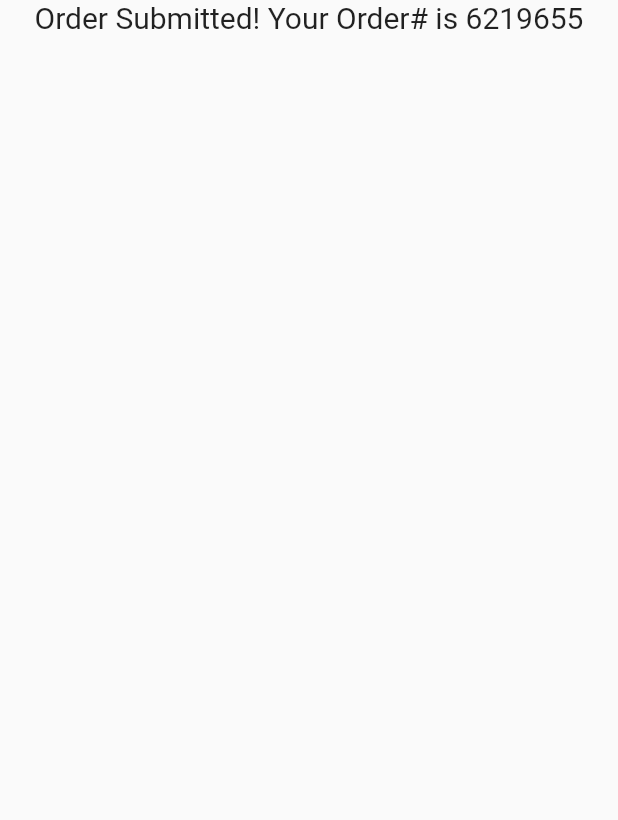
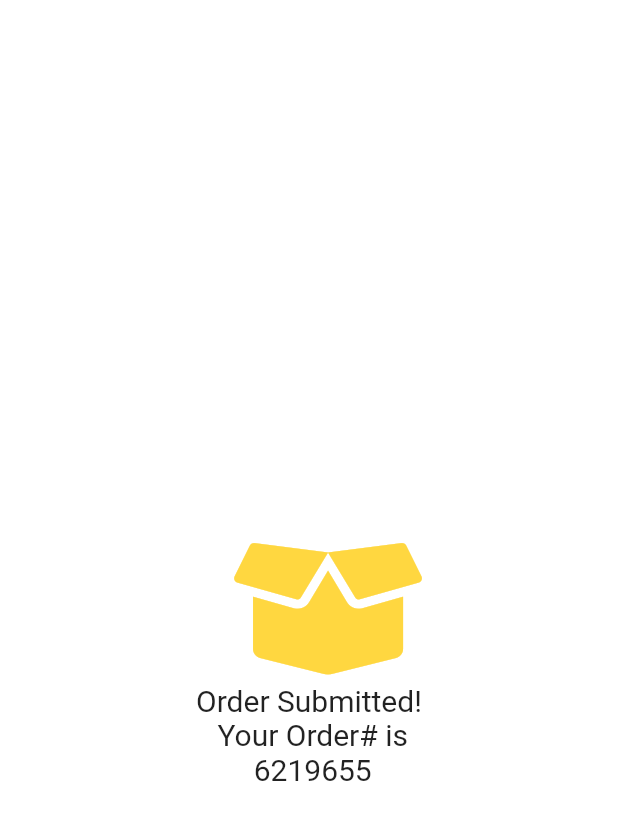
Before and after one commit to datasciencemonkey/spock, a Flutter app: the OrderConfirmation screen opened directly, on a phone screen of 412 x 824 dp. Shown: the top 820 px of the screen. Run offline on Flutter 3.47's test engine with Material 2 defaults, Android fonts, the light colour scheme and no system bars; our stand-ins replace animated_text_kit, font_awesome_flutter, geolocator, get.

Commit message:
update order confirmation

```diff
--- a/lib/pages/order_confirmation_page.dart
+++ b/lib/pages/order_confirmation_page.dart
@@ -1,21 +1,44 @@
 import 'dart:math';
 
 import 'package:flutter/material.dart';
-
+import 'package:font_awesome_flutter/font_awesome_flutter.dart';
+import 'package:get/get.dart';
+import 'package:omnikit/controllers/cart_products.dart';
 class OrderConfirmation extends StatelessWidget {
   var randGen = new Random();
   @override
   Widget build(BuildContext context) {
     return SafeArea(
       child: Scaffold(
-        body: Column(
+        backgroundColor: Colors.white,
+        appBar: AppBar(backgroundColor: Colors.white,
+        elevation: 0.0,
+        actions: [
+                GetBuilder<UserCartProductsController>(builder: (val) {
+              return IconButton(
+                onPressed: () {
+                  Navigator.of(context).popUntil((route) => route.isFirst);
+                  val.emptyCart();
+                },
+                icon: Icon(Icons.logout),
+              );
+            }),
+              ],
+        ),
+        body:
+        Column(
+          mainAxisAlignment: MainAxisAlignment.center,
           children: [
             Center(
+              child: Icon(FontAwesomeIcons.boxOpen, size: 100.0, color: Colors.amberAccent),
+            ),
+            Center(
               child: Text(
-                'Order Submitted! Your Order# is ${randGen.nextInt(9999999)}',
+                'Order Submitted! \n Your Order# is \n ${randGen.nextInt(9999999)}',
                 style: TextStyle(
                   fontSize: 20.0,
                 ),
+                textAlign: TextAlign.center,
               ),
             ),
           ],
--- a/lib/widgets/custom_app_bar.dart
+++ b/lib/widgets/custom_app_bar.dart
@@ -42,9 +42,11 @@ class CustomAppBar extends StatelessWidget {
               onPressed: () {},
             ),
             GetBuilder<UserCartProductsController>(builder: (val) {
-              // val.emptyCart();
               return IconButton(
-                onPressed: () => Navigator.of(context).popUntil((route) => route.isFirst),
+                onPressed: () {
+                  Navigator.of(context).popUntil((route) => route.isFirst);
+                  val.emptyCart();
+                },
                 icon: Icon(Icons.logout),
               );
             }),
```
Also changed, not shown: lib/pages/product_page.dart (+7 -4 lines).
